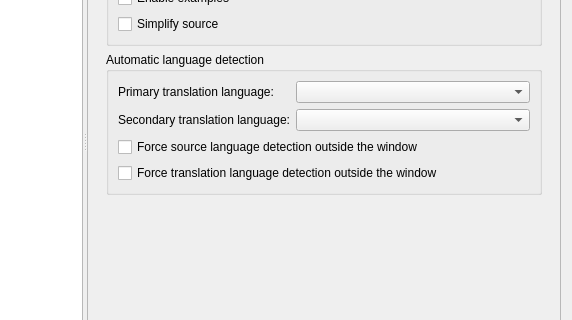
This is src/settings/settingsdialog.ui in crow-translate/crow-translate as Qt 5 draws it before an edit; both pictures show x 128 to 700 and y 175 to 495 of the 700 by 660 pixel window. The edited form follows.
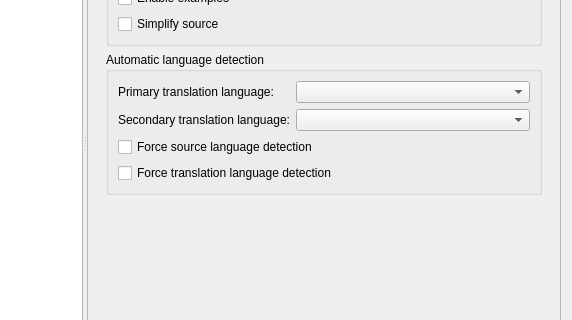
This is the edited form. The open tabs and pages were chosen to show the change. Icons and pictures are not drawn. Custom widgets are drawn as their Qt base class.

Commit message: Use shorter text labels for language detection in settings

The edit to the form file:
```diff
--- a/src/settings/settingsdialog.ui
+++ b/src/settings/settingsdialog.ui
@@ -728,7 +728,7 @@
                   <string>&lt;html&gt;&lt;head/&gt;&lt;body&gt;&lt;p&gt;Always use &amp;quot;Auto&amp;quot; as the source language outside the window.&lt;/p&gt;&lt;/body&gt;&lt;/html&gt;</string>
                  </property>
                  <property name="text">
-                  <string>Force source language detection outside the window</string>
+                  <string>Force source language detection</string>
                  </property>
                 </widget>
                </item>
@@ -738,7 +738,7 @@
                   <string>&lt;html&gt;&lt;head/&gt;&lt;body&gt;&lt;p&gt;Always use &amp;quot;Auto&amp;quot; as the translation language outside the window.&lt;/p&gt;&lt;/body&gt;&lt;/html&gt;</string>
                  </property>
                  <property name="text">
-                  <string>Force translation language detection outside the window</string>
+                  <string>Force translation language detection</string>
                  </property>
                 </widget>
                </item>
```
Left out of the diff: 8 changed lines with no effect on the pictures. The commit also changes 2 other files.
